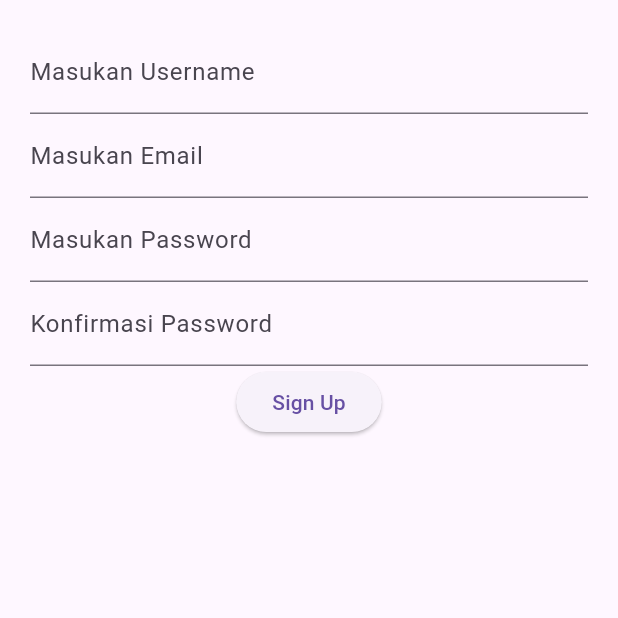
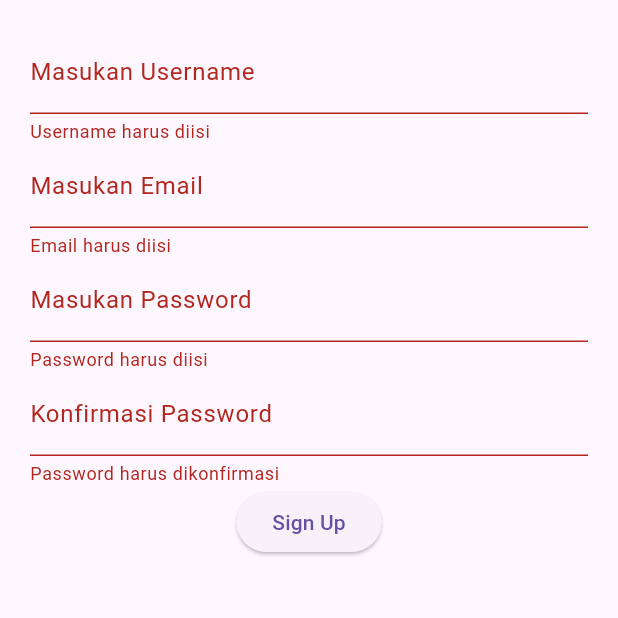
Before and after one commit to Adnif/biometric-auth-flutter, a Flutter app: the SignUpScreen screen opened directly, after a tap on "Sign Up", on a phone screen of 412 x 824 dp, the top half of it. Run offline on Flutter 3.47's test engine with Material 3 defaults, Android fonts, the light colour scheme and no system bars; our stand-ins replace email_validator, flutter_riverpod, flutter_svg, fluttertoast, local_auth.

Commit message:
adding validator to the form

```diff
--- a/lib/screens/SignUpScreen.dart
+++ b/lib/screens/SignUpScreen.dart
@@ -1,6 +1,8 @@
 import 'package:flutter/material.dart';
 import 'package:flutter_riverpod/flutter_riverpod.dart';
 import 'package:flutter_svg/flutter_svg.dart';
+import 'package:fluttertoast/fluttertoast.dart';
+import 'package:email_validator/email_validator.dart';
 
 class SignUpScreen extends ConsumerWidget {
   final TextEditingController usernameController = TextEditingController();
@@ -11,42 +13,90 @@ class SignUpScreen extends ConsumerWidget {
 
   @override
   Widget build(BuildContext context, WidgetRef ref) {
+    final _formKey = GlobalKey<FormState>();
     return Scaffold(
       body: Center(
         child: Padding(
           padding: const EdgeInsets.all(20.0),
+          child: Form(
+            key: _formKey,
             child: Column(
               children: [
                 //SvgPicture.asset("assets/logo.svg"),
-              TextField(
-                controller: emailController,
+                TextFormField(
+                  controller: usernameController,
                   decoration: InputDecoration(
                     labelText: 'Masukan Username',
                   ),
+                  validator: (username) {
+                    if (username!.isEmpty) {
+                      return "Username harus diisi";
+                    }
+
+                    if (username.length > 20) {
+                      return "Username maksimal 20 karakter";
+                    }
+
+                    return null;
+                  },
                 ),
-              TextField(
+                TextFormField(
                   controller: emailController,
                   decoration: InputDecoration(
                     labelText: 'Masukan Email',
                   ),
+                  validator: (email) {
+                    if (email!.isEmpty) {
+                      return "Email harus diisi";
+                    }
+                    if (!EmailValidator.validate(email)) {
+                      return "Masukan Email yang valid";
+                    }
+                    return null;
+                  },
                 ),
-              TextField(
+                TextFormField(
                   controller: passwordController,
                   decoration: InputDecoration(
                     labelText: 'Masukan Password',
                   ),
+                  validator: (password) {
+                    if (password!.isEmpty) {
+                      return "Password harus diisi";
+                    }
+
+                    if (password.length < 8) {
+                      return "Password minimal 8 karakter";
+                    }
+
+                    return null;
+                  },
                 ),
-              TextField(
+                TextFormField(
                   controller: confirmPasswordController,
                   decoration: InputDecoration(
                     labelText: 'Konfirmasi Password',
                   ),
+                  validator: (password) {
+                    if (password!.isEmpty) {
+                      return "Password harus dikonfirmasi";
+                    }
+
+                    if (password != passwordController.text) {
+                      return "Maaf, password belum sama";
+                    }
+
+                    return null;
+                  },
                 ),
                 ElevatedButton(
                   child: Text('Sign Up'),
-                onPressed: () {},
+                  onPressed: () {
+                    if (_formKey.currentState!.validate()) {}
+                  },
                 )
               ],
+            ),
           ),
         ),
       ),
--- a/pubspec.yaml
+++ b/pubspec.yaml
@@ -7,6 +7,7 @@ environment:
   sdk: '>=3.2.0-15.0.dev <4.0.0'
 
 dependencies:
+  email_validator: ^2.1.17
   flutter:
     sdk: flutter
   flutter_riverpod: ^2.4.0
```
Also changed, not shown: pubspec.lock, 1 other file. Lines whose indentation alone changed are shown as unchanged.
